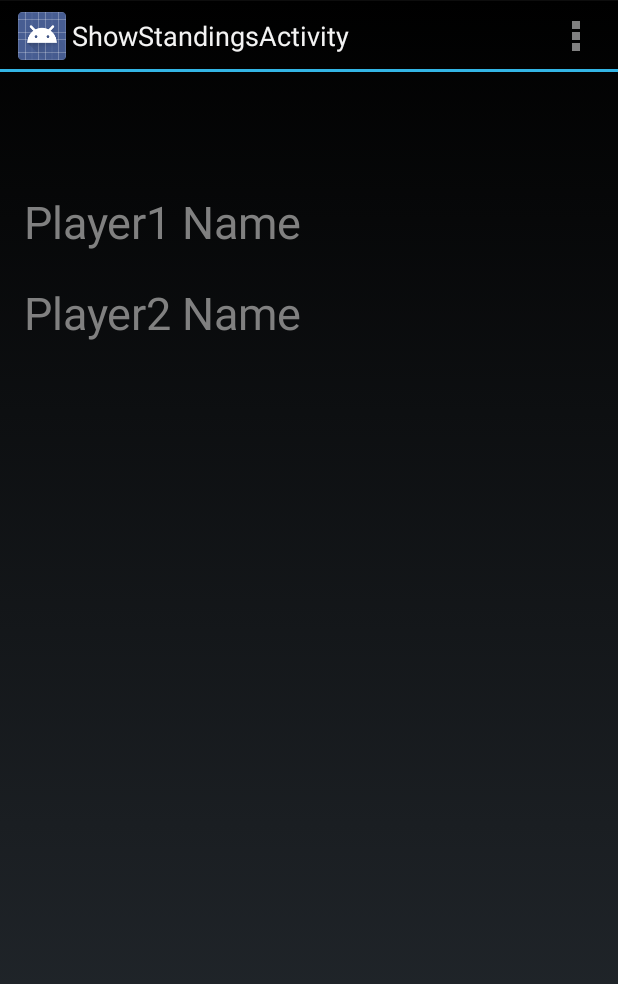
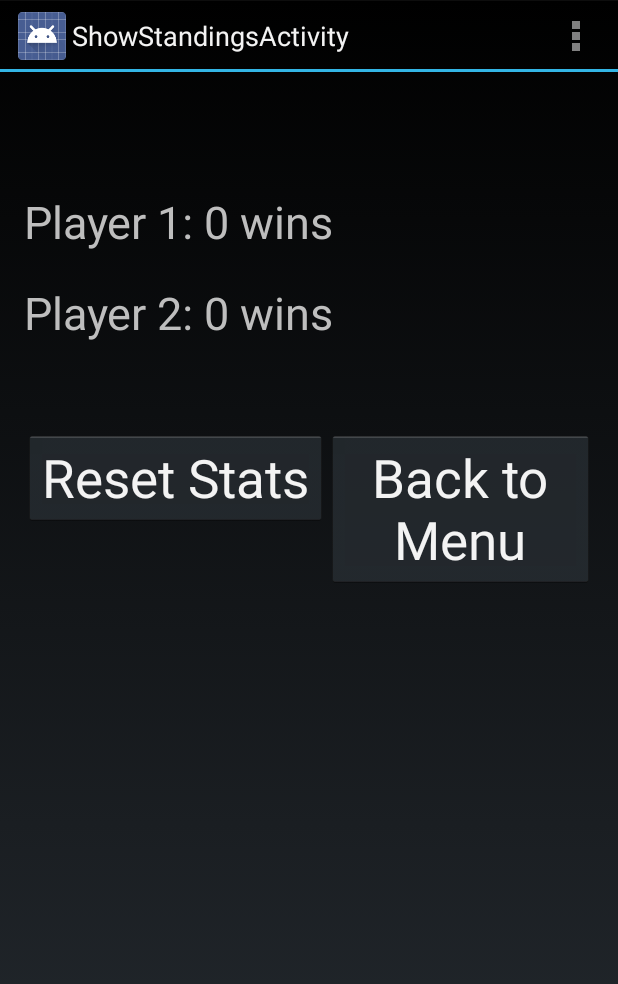
Before and after one commit to dev4Fun/Tictactoe_Android, an Android app: the ShowStandingsActivity screen opened directly, with no data from a screen before it, on a phone screen of 412 x 824 dp. Shown: the top 984 px of the screen. Run offline under Robolectric (Android 15) with nearby library versions, the phone set to English and light mode, and no system bars.

```diff
--- a/app/src/main/java/tru/avdyushkin/lab4/ShowStandingsActivity.java
+++ b/app/src/main/java/tru/avdyushkin/lab4/ShowStandingsActivity.java
@@ -1,20 +1,30 @@
 package tru.avdyushkin.lab4;
 
 import android.app.Activity;
+import android.content.Intent;
 import android.content.SharedPreferences;
 import android.os.Bundle;
 import android.preference.PreferenceManager;
 import android.view.Menu;
 import android.view.MenuItem;
+import android.view.View;
+import android.widget.Button;
+import android.widget.TextView;
+
+import org.w3c.dom.Text;
 
 
 public class ShowStandingsActivity extends Activity {
     SharedPreferences gameStats;
-    String p1Name, p2Name;
+    String p1Name, p2Name, appendStrP1, appendStrP2;
     int p1Stats, p2Stats;
+    TextView p1standing, p2standing;
+    Button reset, back;
 
     @Override
     protected void onCreate(Bundle savedInstanceState) {
+        super.onCreate(savedInstanceState);
+        setContentView(R.layout.activity_show_standings);
 
         gameStats =
                 PreferenceManager.getDefaultSharedPreferences(this);
@@ -22,8 +32,20 @@ public class ShowStandingsActivity extends Activity {
         p2Stats = gameStats.getInt("Player2Wins", 0);
         p1Name = gameStats.getString("Player1Nick", "Player1");
         p2Name = gameStats.getString("Player2Nick", "Player2");
-        super.onCreate(savedInstanceState);
-        setContentView(R.layout.activity_show_standings);
+        p1standing = (TextView)findViewById(R.id.p1standing);
+        p2standing = (TextView)findViewById(R.id.p2standing);
+
+        if(p1Name.equals("Player1"))
+            appendStrP1 = "";
+        else appendStrP1 = " (" + p1Name  + ")";
+
+        if(p2Name.equals("Player2"))
+            appendStrP2 = "";
+        else appendStrP2 = " (" + p2Name + ")";
+
+       p1standing.setText("Player 1" + appendStrP1  + ": " + p1Stats + " wins");
+       p2standing.setText("Player 2" + appendStrP2  + ": " + p2Stats + " wins");
+
     }
 
 
@@ -45,4 +67,20 @@ public class ShowStandingsActivity extends Activity {
         }
         return super.onOptionsItemSelected(item);
     }
+
+    public void back(View v){
+        Intent intent = new Intent(getBaseContext(), MainActivity.class);
+        startActivity(intent);
+    }
+
+    public void reset_stats(View v){
+        p1Stats = 0;
+        p2Stats = 0;
+        p1standing.setText("Player 1" + appendStrP1  + ": " + p1Stats + " wins");
+        p2standing.setText("Player 2" + appendStrP2  + ": " + p2Stats + " wins");
+        SharedPreferences.Editor editor = gameStats.edit();
+        editor.putInt("Player1Wins", p1Stats);
+        editor.putInt("Player2Wins", p2Stats);
+        editor.apply(); // save stats to pref storage
+    }
 }
--- a/app/src/main/res/layout/activity_show_standings.xml
+++ b/app/src/main/res/layout/activity_show_standings.xml
@@ -13,22 +13,41 @@
         android:layout_height="wrap_content"
         android:textSize="30sp"
         android:hint="@string/player1_label"
-        android:ems="12"
         android:id="@+id/p1standing"
         android:layout_marginTop="63dp"
-        android:layout_marginBottom="20dp"
-        android:maxLength="20" />
+        android:layout_marginBottom="20dp" />
 
     <TextView
         android:layout_width="wrap_content"
         android:layout_height="wrap_content"
         android:textSize="30sp"
         android:hint="@string/player2_label"
-        android:ems="12"
         android:id="@+id/p2standing"
         android:layout_below="@+id/p1standing"
         android:layout_alignLeft="@+id/p1standing"
-        android:layout_alignStart="@+id/p1standing"
-        android:maxLength="20" />
+        android:layout_alignStart="@+id/p1standing"/>
+
+    <Button
+        android:layout_width="wrap_content"
+        android:layout_height="wrap_content"
+        android:text="@string/reset_btn"
+        android:textSize="35sp"
+        android:id="@+id/reset_btn"
+        android:layout_below="@+id/p2standing"
+        android:layout_alignParentLeft="true"
+        android:layout_alignParentStart="true"
+        android:onClick="reset_stats"
+        android:layout_marginTop="58dp" />
+
+    <Button
+        android:layout_width="wrap_content"
+        android:layout_height="wrap_content"
+        android:text="@string/back_btn"
+        android:textSize="35sp"
+        android:id="@+id/back_btn"
+        android:onClick="back"
+        android:layout_alignTop="@+id/reset_btn"
+        android:layout_toRightOf="@+id/reset_btn"
+        android:layout_toEndOf="@+id/reset_btn" />
 
 </RelativeLayout>
--- a/app/src/main/res/values/strings.xml
+++ b/app/src/main/res/values/strings.xml
@@ -8,9 +8,10 @@
     <string name="player1_label">Player1 Name</string>
     <string name="player2_label">Player2 Name</string>
     <string name="save_btn">Save</string>
+    <string name="reset_btn">Reset Stats</string>
     <string name="title_activity_play_game">PlayGameActivity</string>
     <string name="title_activity_show_standings">ShowStandingsActivity</string>
     <string name="hello_blank_fragment">Hello blank fragment</string>
-    <string name="back_btn">Back to menu</string>
+    <string name="back_btn">Back to Menu</string>
 
 </resources>
```
Also changed, not shown: app/src/main/java/tru/avdyushkin/lab4/PlayGameActivity.java (+13 -8 lines).
